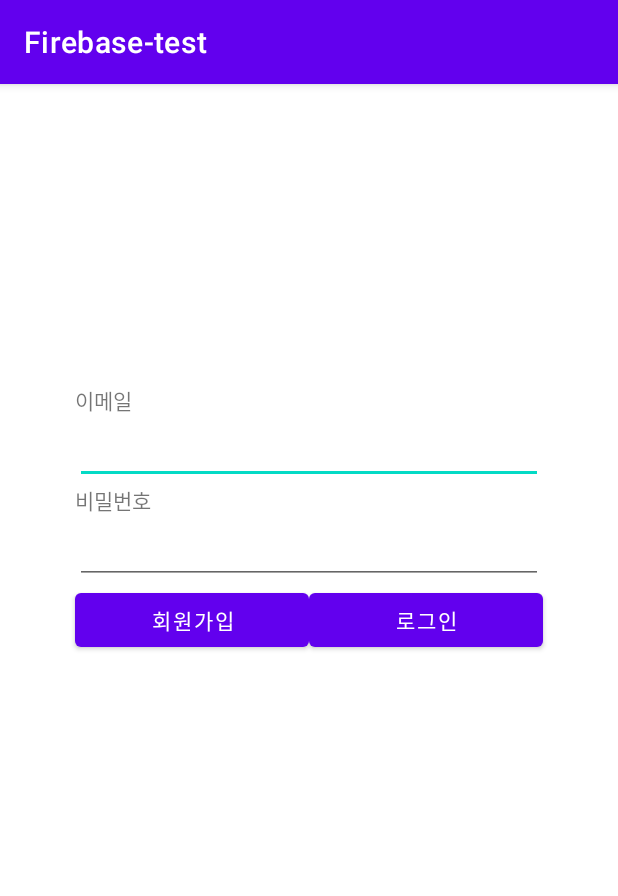
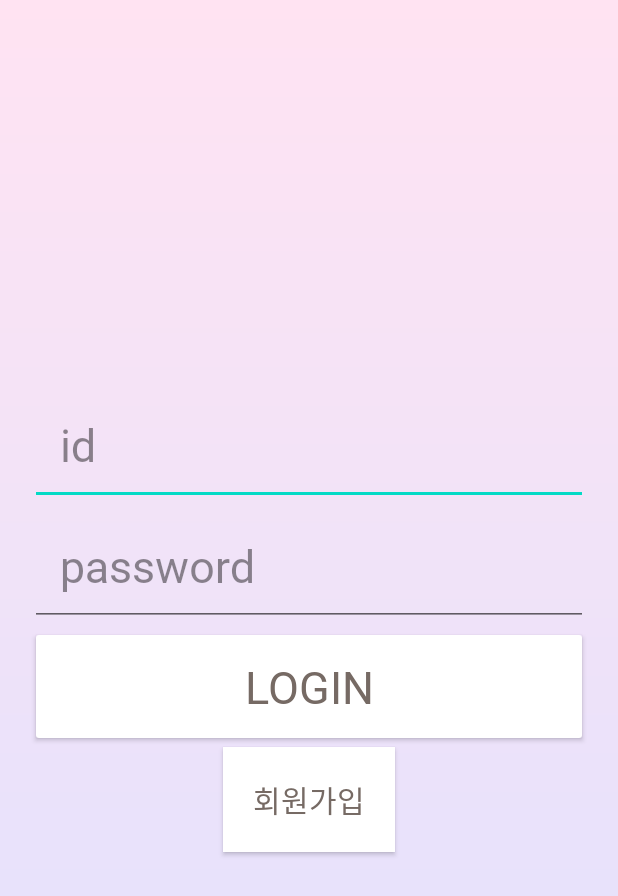
Before and after one commit to papavhub/Present_Recommendation_app, an Android app: the LoginMainActivity screen opened directly, with no data from a screen before it, on a phone screen of 412 x 824 dp. Shown: the top 896 px of the screen. Run offline under Robolectric (Android 15) with nearby library versions, the phone set to English and light mode, and no system bars; our stand-ins replace Firebase (no records; nobody signed in at launch, a user with empty details on screens opened directly).

Commit message:
activity_loginmain.xml + Design

```diff
--- a/app/src/main/java/com/example/present_recommendation/LoginMainActivity.kt
+++ b/app/src/main/java/com/example/present_recommendation/LoginMainActivity.kt
@@ -1,5 +1,6 @@
 package com.example.present_recommendation
 
+import android.app.Activity
 import android.content.Intent
 import android.os.Bundle
 //import android.support.v7.app.AppCompatActivity
@@ -12,7 +13,7 @@ import com.google.firebase.auth.FirebaseAuth
 import kotlinx.android.synthetic.main.activity_main.*
 import java.util.regex.Pattern
 
-class LoginMainActivity : AppCompatActivity() {
+class LoginMainActivity : Activity() {
 
 
     // 파이어베이스 인증 객체 생성
@@ -23,6 +24,8 @@ class LoginMainActivity : AppCompatActivity() {
     private var editTextPassword: EditText? = null
     private var email = ""
     private var password = ""
+
+
     override fun onCreate(savedInstanceState: Bundle?) {
         super.onCreate(savedInstanceState)
         setContentView(R.layout.activity_loginmain)
@@ -30,8 +33,8 @@ class LoginMainActivity : AppCompatActivity() {
 
         // 파이어베이스 인증 객체 선언
         firebaseAuth = FirebaseAuth.getInstance()
-        editTextEmail = findViewById(R.id.et_eamil)
-        editTextPassword = findViewById(R.id.et_password)
+        editTextEmail = findViewById(R.id.edtId)
+        editTextPassword = findViewById(R.id.edtPwd)
 
     }
 
@@ -93,18 +96,10 @@ class LoginMainActivity : AppCompatActivity() {
                 ) { task ->
                     if (task.isSuccessful) {
                         // 회원가입 성공
-                        Toast.makeText(
-                                this@LoginMainActivity,
-                                R.string.success_signup,
-                                Toast.LENGTH_SHORT
-                        ).show()
+                        Toast.makeText(this@LoginMainActivity,R.string.success_signup,Toast.LENGTH_SHORT).show()
                     } else {
                         // 회원가입 실패
-                        Toast.makeText(
-                                this@LoginMainActivity,
-                                R.string.failed_signup,
-                                Toast.LENGTH_SHORT
-                        ).show()
+                        Toast.makeText(this@LoginMainActivity,R.string.failed_signup, Toast.LENGTH_SHORT).show()
                     }
                 }
     }
@@ -118,11 +113,7 @@ class LoginMainActivity : AppCompatActivity() {
                     if (task.isSuccessful) {
 
                         // 로그인 성공
-                        Toast.makeText(
-                                this@LoginMainActivity,
-                                R.string.success_login,
-                                Toast.LENGTH_SHORT
-                        ).show()
+                        Toast.makeText(this@LoginMainActivity,R.string.success_login,Toast.LENGTH_SHORT).show()
 
                         val intent = Intent(application, AfterActivity::class.java)
                         startActivity(intent)
@@ -137,7 +128,6 @@ class LoginMainActivity : AppCompatActivity() {
 
     companion object {
         // 비밀번호 정규식
-        private val PASSWORD_PATTERN =
-                Pattern.compile("^[a-zA-Z0-9!@.#$%^&*?_~]{4,16}$")
+        private val PASSWORD_PATTERN = Pattern.compile("^[a-zA-Z0-9!@.#$%^&*?_~]{4,16}$")
     }
 }
--- /dev/null
+++ b/app/src/main/res/drawable/main.xml
@@ -0,0 +1,10 @@
+<?xml version="1.0" encoding="utf-8"?>
+<shape xmlns:android="http://schemas.android.com/apk/res/android">
+    <gradient
+        android:angle="90"
+        android:type="linear"
+        android:endColor="#ffe3f2"
+        android:startColor="#dfe2ff"
+
+        />
+</shape>
--- /dev/null
+++ b/app/src/main/res/font/fontstyle.xml
@@ -0,0 +1,7 @@
+<?xml version="1.0" encoding="utf-8"?>
+<font-family xmlns:android="http://schemas.android.com/apk/res/android">
+    <font
+        android:fontStyle="normal"
+        android:fontWeight="400"
+        android:font="@font/jua_regular"/>
+</font-family>
--- a/app/src/main/res/layout/activity_loginmain.xml
+++ b/app/src/main/res/layout/activity_loginmain.xml
@@ -1,4 +1,69 @@
 <?xml version="1.0" encoding="utf-8"?>
+<LinearLayout
+    xmlns:android="http://schemas.android.com/apk/res/android"
+    xmlns:app="http://schemas.android.com/apk/res-auto"
+    android:background="@drawable/main"
+    android:layout_width="match_parent"
+    android:layout_height="match_parent"
+    android:padding="20dp"
+    android:gravity="center"
+    android:orientation="vertical">
+
+
+    <EditText
+        android:id="@+id/edtId"
+        android:layout_width="match_parent"
+        android:layout_height="wrap_content"
+        android:ems="10"
+        android:padding="20dp"
+        android:fontFamily="@font/fontstyle"
+        android:textColorHint="#70000000"
+        android:textSize="30sp"
+        android:hint="id"
+        android:inputType="textPersonName" />
+
+    <EditText
+        android:id="@+id/edtPwd"
+        android:layout_width="match_parent"
+        android:layout_height="wrap_content"
+        android:ems="10"
+        android:padding="20dp"
+        android:fontFamily="@font/fontstyle"
+        android:textColorHint="#70000000"
+        android:textSize="30sp"
+        android:hint="password"
+        android:inputType="textPersonName" />
+
+    <Button
+        android:onClick="signIn"
+        android:id="@+id/btn_signIn"
+        android:fontFamily="@font/fontstyle"
+        android:layout_width="match_parent"
+        android:layout_height="wrap_content"
+        android:padding="20dp"
+        android:textColor="#766a64"
+        android:textSize="30sp"
+        android:backgroundTint="@color/white"
+        android:text="Login" />
+
+    <Button
+        android:onClick="singUp"
+        android:id="@+id/btn_signUp"
+        android:layout_width="wrap_content"
+        android:layout_height="wrap_content"
+        android:background="#FFFFFF"
+        android:fontFamily="@font/fontstyle"
+        android:padding="20dp"
+        android:text="회원가입"
+        android:textColor="#766a64"
+        android:textSize="20sp"
+        app:backgroundTint="#FFFFFF" />
+
+
+</LinearLayout>
+
+
+    <!--<?xml version="1.0" encoding="utf-8"?>
     <RelativeLayout xmlns:android="http://schemas.android.com/apk/res/android"
         xmlns:tools="http://schemas.android.com/tools"
         android:layout_width="match_parent"
@@ -65,4 +130,4 @@
 
         </LinearLayout>
 
-</RelativeLayout>
+    </RelativeLayout>-->
```
Also changed, not shown: 1 other file. Lines whose indentation alone changed are shown as unchanged.
